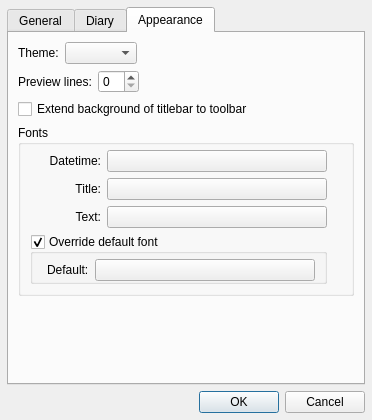
Above: hazama/ui/configdialog.ui from krrr/Hazama before the change. Below: the same form after it.
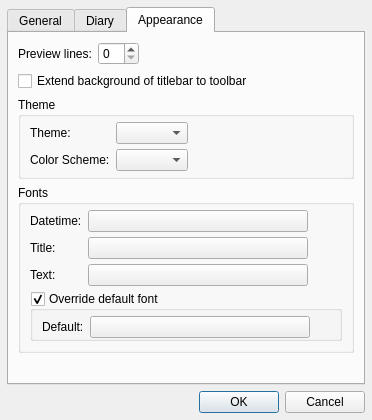
That is the form after the change. The open tabs and pages were chosen to show the change. Icons and pictures are not drawn.

Commit message: Add color schemes for new theme

Diff of the .ui file:
```diff
--- a/hazama/ui/configdialog.ui
+++ b/hazama/ui/configdialog.ui
@@ -511,33 +511,6 @@
        <string>Appearance</string>
       </attribute>
       <layout class="QVBoxLayout" name="verticalLayout_2">
-       <item>
-        <layout class="QHBoxLayout" name="horizontalLayout_7">
-         <item>
-          <widget class="QLabel" name="themeLabel">
-           <property name="text">
-            <string>Theme:</string>
-           </property>
-          </widget>
-         </item>
-         <item>
-          <widget class="QComboBox" name="themeCombo"/>
-         </item>
-         <item>
-          <spacer name="horizontalSpacer_6">
-           <property name="orientation">
-            <enum>Qt::Horizontal</enum>
-           </property>
-           <property name="sizeHint" stdset="0">
-            <size>
-             <width>40</width>
-             <height>20</height>
-            </size>
-           </property>
-          </spacer>
-         </item>
-        </layout>
-       </item>
        <item>
         <layout class="QHBoxLayout" name="horizontalLayout_6">
          <item>
@@ -579,15 +552,147 @@
          </property>
         </widget>
        </item>
+       <item>
+        <widget class="QGroupBox" name="groupBox">
+         <property name="title">
+          <string>Theme</string>
+         </property>
+         <layout class="QFormLayout" name="formLayout_2">
+          <property name="fieldGrowthPolicy">
+           <enum>QFormLayout::AllNonFixedFieldsGrow</enum>
+          </property>
+          <property name="verticalSpacing">
+           <number>5</number>
+          </property>
+          <property name="topMargin">
+           <number>5</number>
+          </property>
+          <property name="bottomMargin">
+           <number>5</number>
+          </property>
+          <item row="0" column="0">
+           <widget class="QLabel" name="themeLabel">
+            <property name="text">
+             <string>Theme:</string>
+            </property>
+           </widget>
+          </item>
+          <item row="2" column="0">
+           <widget class="QLabel" name="schemeLabel">
+            <property name="text">
+             <string>Color Scheme:</string>
+            </property>
+           </widget>
+          </item>
+          <item row="0" column="1">
+           <widget class="QComboBox" name="themeCombo">
+            <property name="sizePolicy">
+             <sizepolicy hsizetype="Maximum" vsizetype="Fixed">
+              <horstretch>0</horstretch>
+              <verstretch>0</verstretch>
+             </sizepolicy>
+            </property>
+           </widget>
+          </item>
+          <item row="2" column="1">
+           <widget class="QComboBox" name="schemeCombo">
+            <property name="sizePolicy">
+             <sizepolicy hsizetype="Maximum" vsizetype="Fixed">
+              <horstretch>0</horstretch>
+              <verstretch>0</verstretch>
+             </sizepolicy>
+            </property>
+           </widget>
+          </item>
+         </layout>
+        </widget>
+       </item>
        <item>
         <widget class="QGroupBox" name="fontGBox">
          <property name="title">
           <string>Fonts</string>
          </property>
-         <layout class="QGridLayout" name="gridLayout">
+         <layout class="QFormLayout" name="formLayout">
+          <property name="fieldGrowthPolicy">
+           <enum>QFormLayout::AllNonFixedFieldsGrow</enum>
+          </property>
+          <property name="verticalSpacing">
+           <number>5</number>
+          </property>
           <property name="topMargin">
            <number>5</number>
           </property>
+          <item row="0" column="0">
+           <widget class="QLabel" name="dtFontLabel">
+            <property name="sizePolicy">
+             <sizepolicy hsizetype="Preferred" vsizetype="Preferred">
+              <horstretch>0</horstretch>
+              <verstretch>0</verstretch>
+             </sizepolicy>
+            </property>
+            <property name="text">
+             <string>Datetime:</string>
+            </property>
+           </widget>
+          </item>
+          <item row="1" column="0">
+           <widget class="QLabel" name="titleFontLabel">
+            <property name="sizePolicy">
+             <sizepolicy hsizetype="Preferred" vsizetype="Preferred">
+              <horstretch>0</horstretch>
+              <verstretch>0</verstretch>
+             </sizepolicy>
+            </property>
+            <property name="text">
+             <string>Title:</string>
+            </property>
+           </widget>
+          </item>
+          <item row="1" column="1">
+           <widget class="QPushButton" name="titleFontBtn">
+            <property name="sizePolicy">
+             <sizepolicy hsizetype="Maximum" vsizetype="Fixed">
+              <horstretch>0</horstretch>
+              <verstretch>0</verstretch>
+             </sizepolicy>
+            </property>
+            <property name="minimumSize">
+             <size>
+              <width>220</width>
+              <height>0</height>
+             </size>
+            </property>
+            <property name="text">
+             <string notr="true"/>
+            </property>
+           </widget>
+          </item>
+          <item row="2" column="0">
+           <widget class="QLabel" name="textFontLabel">
+            <property name="text">
+             <string>Text:</string>
+            </property>
+           </widget>
+          </item>
+          <item row="2" column="1">
+           <widget class="QPushButton" name="textFontBtn">
+            <property name="sizePolicy">
+             <sizepolicy hsizetype="Maximum" vsizetype="Fixed">
+              <horstretch>0</horstretch>
+              <verstretch>0</verstretch>
+             </sizepolicy>
+            </property>
+            <property name="minimumSize">
+             <size>
+              <width>220</width>
+              <height>0</height>
+             </size>
+            </property>
+            <property name="text">
+             <string notr="true"/>
+            </property>
+           </widget>
+          </item>
           <item row="3" column="0" colspan="2">
            <widget class="QGroupBox" name="defFontGBox">
             <property name="title">
@@ -600,9 +705,6 @@
              <bool>true</bool>
             </property>
             <layout class="QHBoxLayout" name="horizontalLayout_5">
-             <property name="leftMargin">
-              <number>14</number>
-             </property>
              <property name="topMargin">
               <number>5</number>
              </property>
@@ -641,6 +743,19 @@
                </property>
               </widget>
              </item>
+             <item>
+              <spacer name="horizontalSpacer_5">
+               <property name="orientation">
+                <enum>Qt::Horizontal</enum>
+               </property>
+               <property name="sizeHint" stdset="0">
+                <size>
+                 <width>40</width>
+                 <height>20</height>
+                </size>
+               </property>
+              </spacer>
+             </item>
             </layout>
            </widget>
           </item>
@@ -663,99 +778,6 @@
             </property>
            </widget>
           </item>
-          <item row="2" column="1">
-           <widget class="QPushButton" name="textFontBtn">
-            <property name="sizePolicy">
-             <sizepolicy hsizetype="Maximum" vsizetype="Fixed">
-              <horstretch>0</horstretch>
-              <verstretch>0</verstretch>
-             </sizepolicy>
-            </property>
-            <property name="minimumSize">
-             <size>
-              <width>220</width>
-              <height>0</height>
-             </size>
-            </property>
-            <property name="text">
-             <string notr="true"/>
-            </property>
-           </widget>
-          </item>
-          <item row="1" column="0">
-           <widget class="QLabel" name="titleFontLabel">
-            <property name="sizePolicy">
-             <sizepolicy hsizetype="Preferred" vsizetype="Preferred">
-              <horstretch>0</horstretch>
-              <verstretch>0</verstretch>
-             </sizepolicy>
-            </property>
-            <property name="text">
-             <string>Title:</string>
-            </property>
-            <property name="alignment">
-             <set>Qt::AlignRight|Qt::AlignTrailing|Qt::AlignVCenter</set>
-            </property>
-           </widget>
-          </item>
-          <item row="0" column="0">
-           <widget class="QLabel" name="dtFontLabel">
-            <property name="sizePolicy">
-             <sizepolicy hsizetype="Preferred" vsizetype="Preferred">
-              <horstretch>0</horstretch>
-              <verstretch>0</verstretch>
-             </sizepolicy>
-            </property>
-            <property name="text">
-             <string>Datetime:</string>
-            </property>
-            <property name="alignment">
-             <set>Qt::AlignRight|Qt::AlignTrailing|Qt::AlignVCenter</set>
-            </property>
-           </widget>
-          </item>
-          <item row="2" column="0">
-           <widget class="QLabel" name="textFontLabel">
-            <property name="text">
-             <string>Text:</string>
-            </property>
-            <property name="alignment">
-             <set>Qt::AlignRight|Qt::AlignTrailing|Qt::AlignVCenter</set>
-            </property>
-           </widget>
-          </item>
-          <item row="1" column="1">
-           <widget class="QPushButton" name="titleFontBtn">
-            <property name="sizePolicy">
-             <sizepolicy hsizetype="Maximum" vsizetype="Fixed">
-              <horstretch>0</horstretch>
-              <verstretch>0</verstretch>
-             </sizepolicy>
-            </property>
-            <property name="minimumSize">
-             <size>
-              <width>220</width>
-              <height>0</height>
-             </size>
-            </property>
-            <property name="text">
-             <string notr="true"/>
-            </property>
-           </widget>
-          </item>
-          <item row="2" column="2">
-           <spacer name="horizontalSpacer_5">
-            <property name="orientation">
-             <enum>Qt::Horizontal</enum>
-            </property>
-            <property name="sizeHint" stdset="0">
-             <size>
-              <width>40</width>
-              <height>20</height>
-             </size>
-            </property>
-           </spacer>
-          </item>
          </layout>
         </widget>
        </item>
```
The commit also changes 7 other files.
